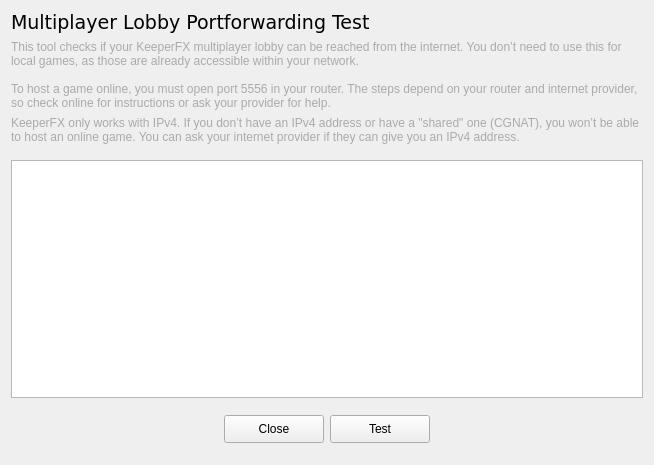
This is ui/enetservertestdialog.ui in yani/keeperfx-launcher-qt as Qt 5 draws it before an edit. The edited form follows.
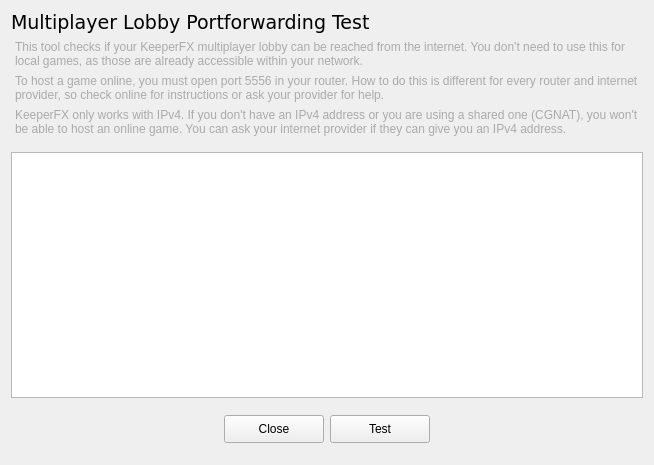
This is the edited form.

```diff
--- a/ui/enetservertestdialog.ui
+++ b/ui/enetservertestdialog.ui
@@ -31,6 +31,21 @@
     </widget>
    </item>
    <item>
+    <widget class="QWidget" name="widget" native="true">
+     <layout class="QVBoxLayout" name="verticalLayout_2">
+      <property name="leftMargin">
+       <number>4</number>
+      </property>
+      <property name="topMargin">
+       <number>0</number>
+      </property>
+      <property name="rightMargin">
+       <number>4</number>
+      </property>
+      <property name="bottomMargin">
+       <number>0</number>
+      </property>
+      <item>
     <widget class="QLabel" name="infoLabel">
      <property name="styleSheet">
       <string notr="true">QLabel {
@@ -38,15 +53,34 @@
 }</string>
      </property>
      <property name="text">
-      <string>This tool checks if your KeeperFX multiplayer lobby can be reached from the internet. You don’t need to use this for local games, as those are already accessible within your network.
-
-To host a game online, you must open port 5556 in your router. The steps depend on your router and internet provider, so check online for instructions or ask your provider for help.</string>
+         <string>This tool checks if your KeeperFX multiplayer lobby can be reached from the internet. You don't need to use this for local games, as those are already accessible within your network.</string>
      </property>
      <property name="wordWrap">
       <bool>true</bool>
      </property>
      <property name="margin">
-      <number>10</number>
+         <number>5</number>
+        </property>
+       </widget>
+      </item>
+      <item>
+       <widget class="QLabel" name="infoLabel2">
+        <property name="styleSheet">
+         <string notr="true">QLabel {
+ color: #AAA;
+}</string>
+        </property>
+        <property name="text">
+         <string>To host a game online, you must open port 5556 in your router. How to do this is different for every router and internet provider, so check online for instructions or ask your provider for help.</string>
+        </property>
+        <property name="wordWrap">
+         <bool>true</bool>
+        </property>
+        <property name="margin">
+         <number>5</number>
+        </property>
+        <property name="indent">
+         <number>-1</number>
      </property>
     </widget>
    </item>
@@ -58,14 +92,17 @@
 }</string>
      </property>
      <property name="text">
-      <string>KeeperFX only works with IPv4. If you don’t have an IPv4 address or have a &quot;shared&quot; one (CGNAT), you won’t be able to host an online game. You can ask your internet provider if they can give you an IPv4 address.</string>
+         <string>KeeperFX only works with IPv4. If you don't have an IPv4 address or you are using a shared one (CGNAT), you won't be able to host an online game. You can ask your internet provider if they can give you an IPv4 address.</string>
      </property>
      <property name="wordWrap">
       <bool>true</bool>
      </property>
      <property name="margin">
-      <number>10</number>
-     </property>
+         <number>5</number>
+        </property>
+       </widget>
+      </item>
+     </layout>
     </widget>
    </item>
    <item>
```
Lines whose indentation alone changed are shown as unchanged.
